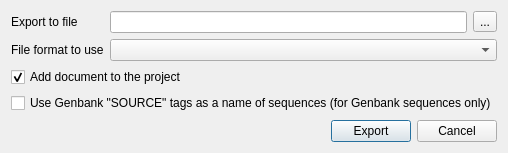
Old version of the form src/plugins/dna_export/src/ui/ExportSequences2MSADialog.ui in the repository violethaze74/ugene.
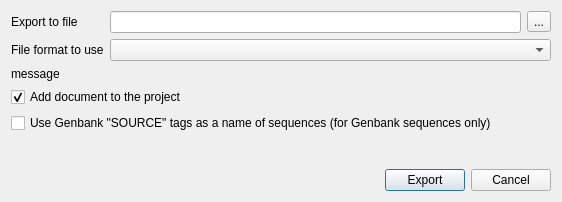
New version of the form.

Commit message: UGENE-1393 UGENE incorrect cuts names of sequences when export to CLUSTALW format

What changed in the file:
```diff
--- a/src/plugins/dna_export/src/ui/ExportSequences2MSADialog.ui
+++ b/src/plugins/dna_export/src/ui/ExportSequences2MSADialog.ui
@@ -6,8 +6,8 @@
    <rect>
     <x>0</x>
     <y>0</y>
-    <width>483</width>
-    <height>153</height>
+    <width>562</width>
+    <height>202</height>
    </rect>
   </property>
   <property name="windowTitle">
@@ -19,6 +19,9 @@
   <layout class="QVBoxLayout" name="verticalLayout">
    <item>
     <layout class="QGridLayout" name="gridLayout">
+     <property name="sizeConstraint">
+      <enum>QLayout::SetMinimumSize</enum>
+     </property>
      <item row="0" column="0">
       <widget class="QLabel" name="fileLabel">
        <property name="text">
@@ -27,7 +30,14 @@
       </widget>
      </item>
      <item row="0" column="1">
-      <widget class="QLineEdit" name="fileNameEdit"/>
+      <widget class="QLineEdit" name="fileNameEdit">
+       <property name="sizePolicy">
+        <sizepolicy hsizetype="Expanding" vsizetype="Preferred">
+         <horstretch>0</horstretch>
+         <verstretch>0</verstretch>
+        </sizepolicy>
+       </property>
+      </widget>
      </item>
      <item row="0" column="2">
       <widget class="QToolButton" name="fileButton">
@@ -44,10 +54,27 @@
       </widget>
      </item>
      <item row="1" column="1" colspan="2">
-      <widget class="QComboBox" name="formatCombo"/>
+      <widget class="QComboBox" name="formatCombo">
+       <property name="sizePolicy">
+        <sizepolicy hsizetype="Preferred" vsizetype="Preferred">
+         <horstretch>0</horstretch>
+         <verstretch>0</verstretch>
+        </sizepolicy>
+       </property>
+      </widget>
      </item>
     </layout>
    </item>
+   <item>
+    <widget class="QLabel" name="messageLabel">
+     <property name="enabled">
+      <bool>true</bool>
+     </property>
+     <property name="text">
+      <string>message</string>
+     </property>
+    </widget>
+   </item>
    <item>
     <widget class="QCheckBox" name="addToProjectBox">
      <property name="text">
@@ -80,6 +107,9 @@
    </item>
    <item>
     <layout class="QHBoxLayout" name="horizontalLayout_2">
+     <property name="sizeConstraint">
+      <enum>QLayout::SetMinimumSize</enum>
+     </property>
      <item>
       <spacer name="horizontalSpacer">
        <property name="orientation">
```
The commit also changes 3 other files.
